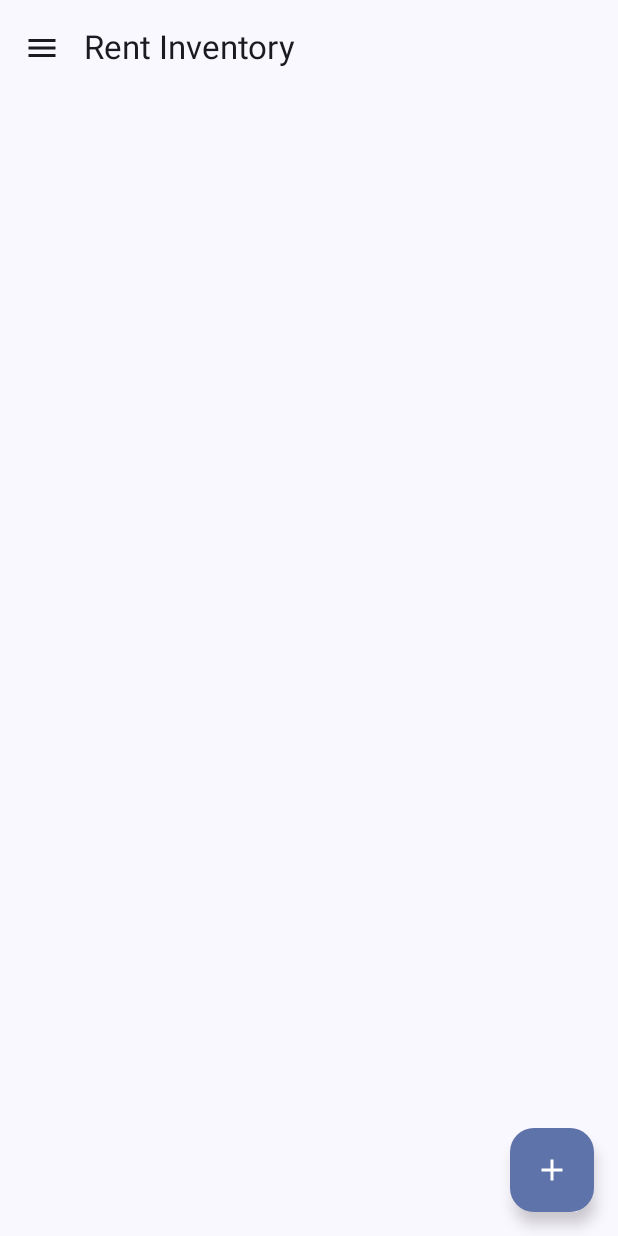
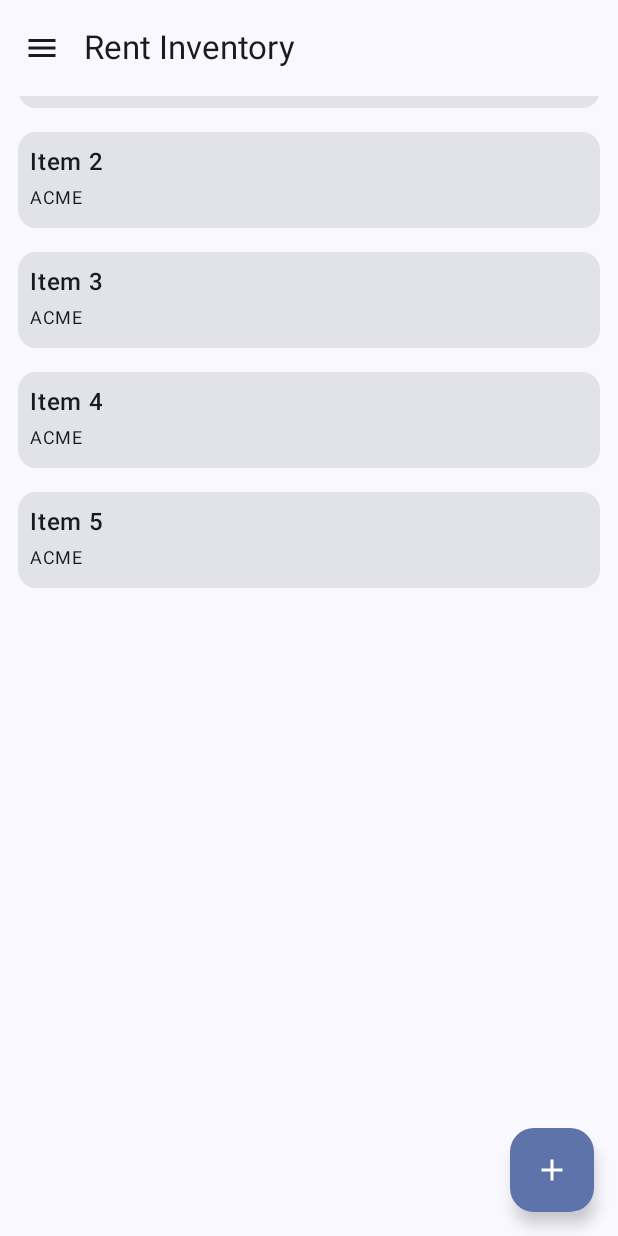
Before and after one commit to RodriguezMauro94/RentInventory, an Android app built with Jetpack Compose: the screen it shows after launch (MainActivity), on a phone screen of 412 x 824 dp. Run offline under Robolectric (Android 15) with nearby library versions, the phone set to English and light mode, and no system bars; our stand-ins replace Dagger/Hilt's generated code.

Commit message:
added items component

```diff
--- a/RentInventoryApp/app/src/main/java/com/maurosergiorodriguez/rentinventoryapp/inventorylist/InventoryListScreen.kt
+++ b/RentInventoryApp/app/src/main/java/com/maurosergiorodriguez/rentinventoryapp/inventorylist/InventoryListScreen.kt
@@ -1,11 +1,18 @@
 package com.maurosergiorodriguez.rentinventoryapp.inventorylist
 
+import androidx.compose.foundation.gestures.detectTapGestures
 import androidx.compose.foundation.layout.Column
+import androidx.compose.foundation.layout.Spacer
 import androidx.compose.foundation.layout.fillMaxHeight
+import androidx.compose.foundation.layout.fillMaxWidth
 import androidx.compose.foundation.layout.padding
+import androidx.compose.foundation.layout.size
+import androidx.compose.foundation.lazy.LazyColumn
+import androidx.compose.foundation.lazy.items
 import androidx.compose.material.icons.Icons
 import androidx.compose.material.icons.filled.Add
 import androidx.compose.material.icons.filled.Menu
+import androidx.compose.material3.Card
 import androidx.compose.material3.DrawerValue
 import androidx.compose.material3.ExperimentalMaterial3Api
 import androidx.compose.material3.FloatingActionButton
@@ -21,9 +28,11 @@ import androidx.compose.material3.rememberDrawerState
 import androidx.compose.runtime.Composable
 import androidx.compose.runtime.rememberCoroutineScope
 import androidx.compose.ui.Modifier
+import androidx.compose.ui.input.pointer.pointerInput
 import androidx.compose.ui.text.font.FontWeight
 import androidx.compose.ui.unit.dp
 import androidx.compose.ui.unit.sp
+import com.maurosergiorodriguez.rentinventoryapp.inventorylist.ui.ItemModel
 import kotlinx.coroutines.launch
 
 @OptIn(ExperimentalMaterial3Api::class)
@@ -31,6 +40,13 @@ import kotlinx.coroutines.launch
 fun InventoryListScreen() {
     val drawerState = rememberDrawerState(initialValue = DrawerValue.Closed)
     val coroutineScope = rememberCoroutineScope()
+    val items = listOf(
+        ItemModel(title = "Item 1", brand = "ACME"),
+        ItemModel(title = "Item 2", brand = "ACME"),
+        ItemModel(title = "Item 3", brand = "ACME"),
+        ItemModel(title = "Item 4", brand = "ACME"),
+        ItemModel(title = "Item 5", brand = "ACME"),
+    )
 
     ModalNavigationDrawer(
         drawerState = drawerState,
@@ -96,14 +112,39 @@ fun InventoryListScreen() {
                 )
             },
             floatingActionButton = {
-                FloatingActionButton (onClick = {
+                FloatingActionButton(onClick = {
                     //TODO goto add item screen
                 }) {
                     Icon(imageVector = Icons.Filled.Add, contentDescription = "Add Item")
                 }
             }
         ) { padding ->
-            //TODO inventory list
+            LazyColumn {
+                items(items, key = { it.id }) { item ->
+                    ItemCard(item)
+                }
+            }
         }
     }
 }
+
+@Composable
+fun ItemCard(item: ItemModel) {
+    Card(
+        modifier = Modifier
+            .fillMaxWidth()
+            .padding(horizontal = 12.dp, vertical = 8.dp)
+            .pointerInput(Unit) {
+                detectTapGestures(onLongPress = {
+                    //TODO show edit/remove dialog
+                })
+            }
+    ) {
+        Column(
+            modifier = Modifier.padding(8.dp)
+        ) {
+            Text(text = item.title, fontSize = 16.sp, fontWeight = FontWeight.SemiBold)
+            Text(text = item.brand, fontSize = 12.sp)
+        }
+    }
+}
--- a/RentInventoryApp/app/src/main/java/com/maurosergiorodriguez/rentinventoryapp/inventorylist/ui/ItemModel.kt
+++ b/RentInventoryApp/app/src/main/java/com/maurosergiorodriguez/rentinventoryapp/inventorylist/ui/ItemModel.kt
@@ -1,7 +1,9 @@
 package com.maurosergiorodriguez.rentinventoryapp.inventorylist.ui
 
+import java.util.UUID
+
 data class ItemModel(
-    val id: Int = System.currentTimeMillis().hashCode(),
+    val id: String = UUID.randomUUID().toString(),
     val title: String,
     val description: String? = "",
     val photo: String? = "",
```
